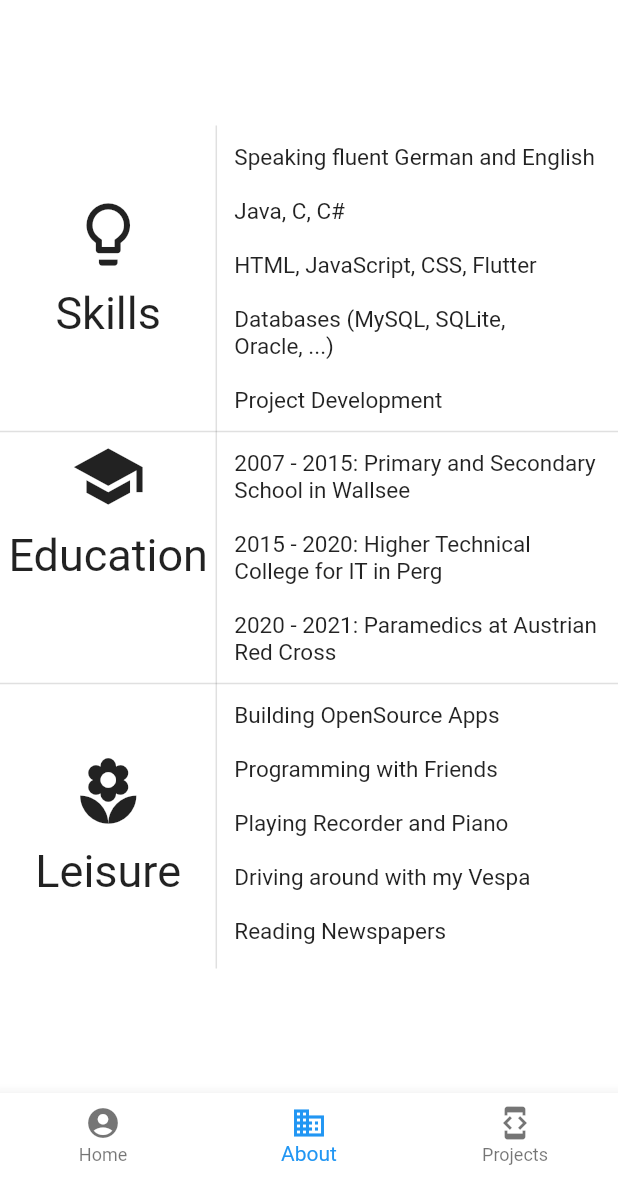
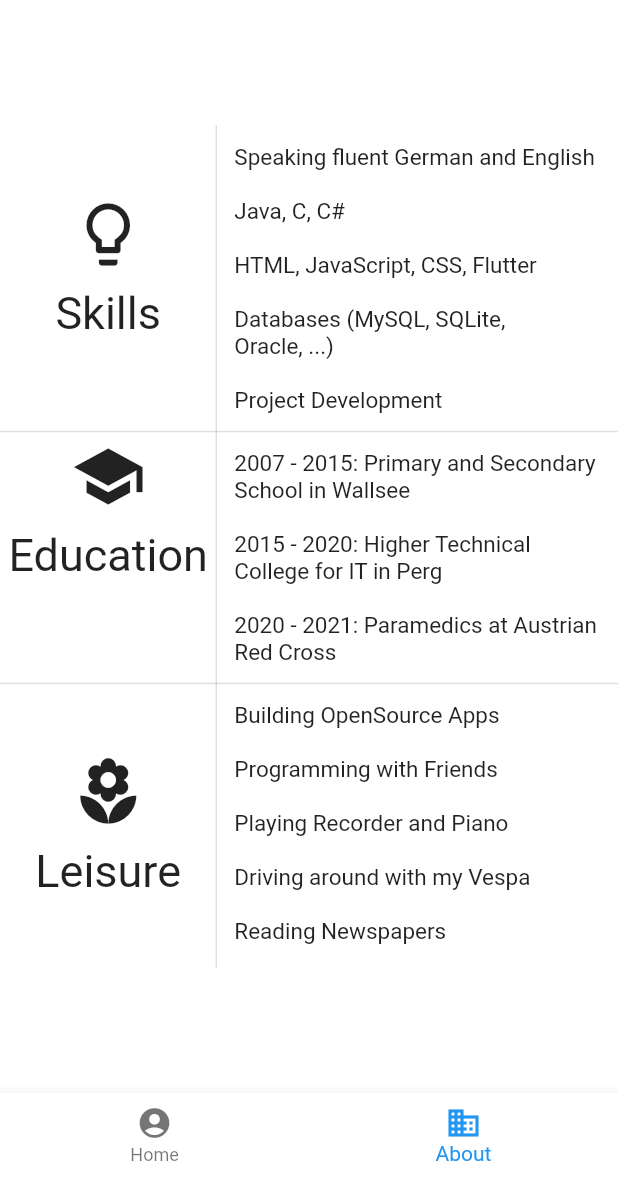
Before and after one commit to pbrandstetter/my-site, a Flutter app: the screen it shows after launch, item 2 of the bottom bar chosen, on a phone screen of 412 x 824 dp, the part 59-1236 px from its top. Run offline on Flutter 3.47's test engine with Material 2 defaults, Android fonts, the phone set to English and light mode, and no system bars; our stand-ins replace flutter_widget_from_html; missing offline and left inert: tweet_ui, universal_html.

Commit message:
Projects Tab is now hidden

```diff
--- a/lib/home.dart
+++ b/lib/home.dart
@@ -49,10 +49,10 @@ class _HomePageState extends State<HomePage> {
             icon: Icon(Icons.business),
             title: Text('About'),
           ),
-          BottomNavigationBarItem(
-            icon: Icon(Icons.developer_mode),
-            title: Text('Projects'),
-          )
+          // BottomNavigationBarItem(
+          //   icon: Icon(Icons.developer_mode),
+          //   title: Text('Projects'),
+          // )
         ],
         currentIndex: _selectedIndex,
         onTap: (index) => setState(() => _selectedIndex = index),
```
